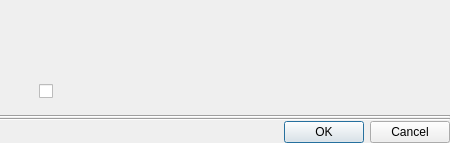
Before: the Qt Designer form client/libclient/src/ui/dialogs/common/message_box.ui in networkoptix/nx_open, drawn with Qt 5.
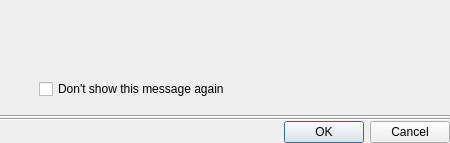
After: the same form once the commit is applied.

Commit message:
## Simplify and unify messageboxes. Unify messages location
<==== Mercurial data ====>
Branch: dev_3.0.0_gui

Diff of the .ui file:
```diff
--- a/client/libclient/src/ui/dialogs/common/message_box.ui
+++ b/client/libclient/src/ui/dialogs/common/message_box.ui
@@ -99,7 +99,7 @@
        <item>
         <widget class="QCheckBox" name="checkBox">
          <property name="text">
-          <string notr="true"/>
+          <string>Don't show this message again</string>
          </property>
         </widget>
        </item>
```
The commit also changes 25 other files.
